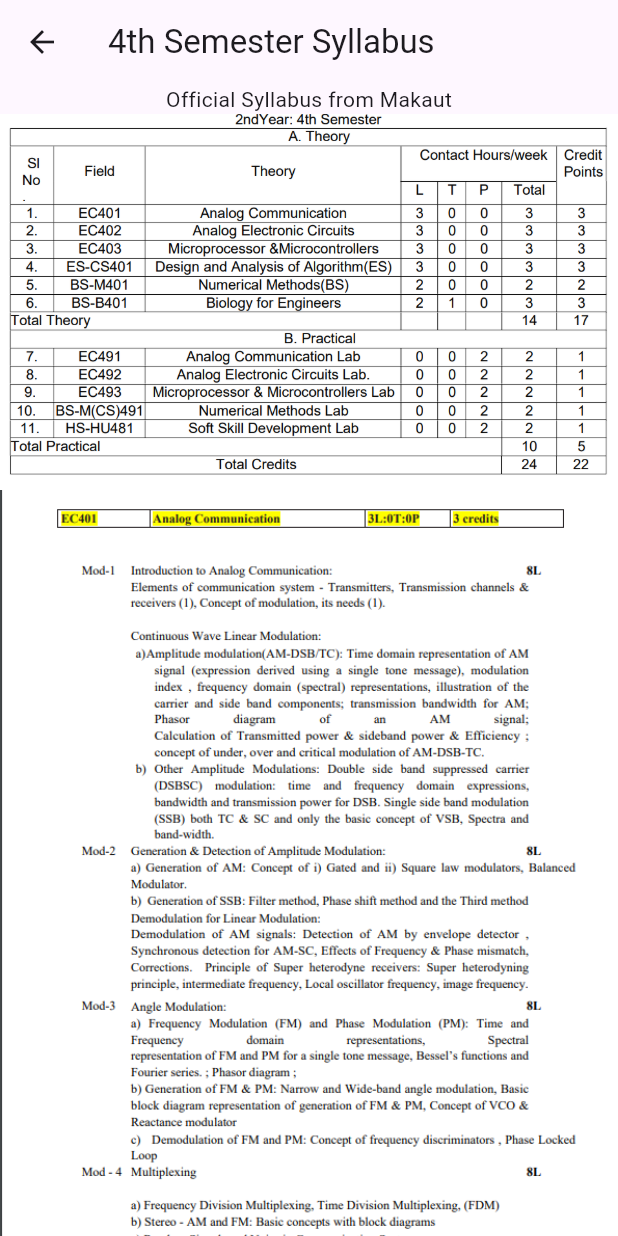
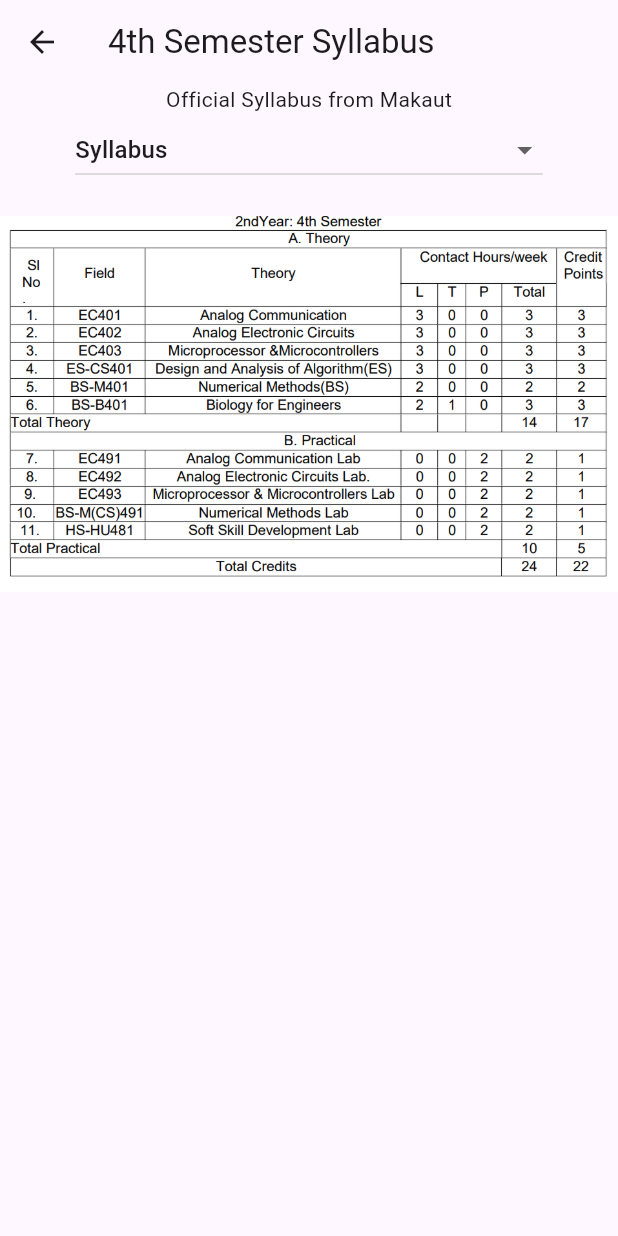
Before and after one commit to Shinjan-saha/ECE-Dept-App, a Flutter app: the Semester4Page screen opened directly, on a phone screen of 412 x 824 dp. Run offline on Flutter 3.47's test engine with Material 3 defaults, Android fonts, the phone set to English and light mode, and no system bars; our stand-ins replace curved_navigation_bar.

Commit message:
4th Sem Done

```diff
--- a/ece/lib/semester_4_page.dart
+++ b/ece/lib/semester_4_page.dart
@@ -1,6 +1,28 @@
 import 'package:flutter/material.dart';
 
-class Semester4Page extends StatelessWidget {
+class Semester4Page extends StatefulWidget {
+  @override
+  _Semester4PageState createState() => _Semester4PageState();
+}
+
+class _Semester4PageState extends State<Semester4Page> {
+  String _selectedOption = 'Syllabus';
+
+  final Map<String, List<String>> _imageGroups = {
+    'Syllabus': ['4thsem.png'],
+    'Analog Communication': ['4thsem1.png', '4thsem2.png'],
+    'Analog Circuit': ['4thsem3.png'],
+    'Microprocessor & Microcontroller': ['4thsem4.png'],
+    'Design & Analysis of Algorithm': ['4thsem5.png', '4thsem6.png'],
+    'Numerical methods(BS)': ['4thsem7.png'],
+    'Biology for Engineers': ['4thsem8.png', '4thsem9.png', '4thsem10.png'],
+    'Analog Commuinctation Lab': ['4thsem11.png'],
+    'Analog Circuit Lab': ['4thsem12.png'],
+    'MicroProccessor & MicroController Lab': ['4thsem13.png'],
+    'Numerical Method Lab': ['4thsem14.png'],
+    'Soft Skill Development Lab': ['4thsem15.png'],
+  };
+
   @override
   Widget build(BuildContext context) {
     return Scaffold(
@@ -11,133 +33,29 @@ class Semester4Page extends StatelessWidget {
         child: Column(
           children: <Widget>[
             Text('Official Syllabus from Makaut'),
-            ListView.builder(
-              shrinkWrap: true,
-              physics: NeverScrollableScrollPhysics(),
-              itemCount: 16, // Display 12 images
-              itemBuilder: (BuildContext context, int index) {
-                if (index == 0) {
-                  return Image.asset(
-                    'asset/4thsem.png',
-                    // height: 200,
-                    width: double.infinity,
-                    fit: BoxFit.cover,
-                  );
-                } else if (index == 1) {
-                  return Image.asset(
-                    'asset/4thsem1.png',
-                    // height: 200,
-                    width: double.infinity,
-                    fit: BoxFit.cover,
-                  );
-                }
-                else if (index == 2) {
-                  return Image.asset(
-                    'asset/4thsem2.png',
-                    // height: 200,
-                    width: double.infinity,
-                    fit: BoxFit.cover,
-                  );
-                }
-                else if (index == 3) {
-                  return Image.asset(
-                    'asset/4thsem3.png',
-                    // height: 200,
-                    width: double.infinity,
-                    fit: BoxFit.cover,
-                  );
-                }
-                else if (index == 4) {
-                  return Image.asset(
-                    'asset/4thsem4.png',
-                    // height: 200,
-                    width: double.infinity,
-                    fit: BoxFit.cover,
-                  );
-                }
-                else if (index == 5) {
-                  return Image.asset(
-                    'asset/4thsem5.png',
-                    // height: 200,
-                    width: double.infinity,
-                    fit: BoxFit.cover,
-                  );
-                }
-                else if (index == 6) {
-                  return Image.asset(
-                    'asset/4thsem6.png',
-                    // height: 200,
-                    width: double.infinity,
-                    fit: BoxFit.cover,
-                  );
-                }
-                else if (index == 7) {
-                  return Image.asset(
-                    'asset/4thsem7.png',
-                    // height: 200,
-                    width: double.infinity,
-                    fit: BoxFit.cover,
-                  );
-                }
-                else if (index == 8) {
-                  return Image.asset(
-                    'asset/4thsem8.png',
-                    // height: 200,
-                    width: double.infinity,
-                    fit: BoxFit.cover,
-                  );
-                }
-                else if (index == 9) {
-                  return Image.asset(
-                    'asset/4thsem10.png',
-                    // height: 200,
-                    width: double.infinity,
-                    fit: BoxFit.cover,
-                  );
-                }
-                else if (index == 10) {
-                  return Image.asset(
-                    'asset/4thsem11.png',
-                    // height: 200,
-                    width: double.infinity,
-                    fit: BoxFit.cover,
-                  );
-                }
-                else if (index == 11) {
-                  return Image.asset(
-                    'asset/4thsem12.png',
-                    // height: 200,
-                    width: double.infinity,
-                    fit: BoxFit.cover,
-                  );
-                }
-                 else if (index == 12) {
-                  return Image.asset(
-                    'asset/4thsem13.png',
-                    // height: 200,
-                    width: double.infinity,
-                    fit: BoxFit.cover,
-                  );
-                }
-                 else if (index == 13) {
-                  return Image.asset(
-                    'asset/4thsem14.png',
-                    // height: 200,
-                    width: double.infinity,
-                    fit: BoxFit.cover,
-                  );
-                }
-                 else if (index == 14) {
-                  return Image.asset(
-                    'asset/4thsem15.png',
-                    // height: 200,
-                    width: double.infinity,
-                    fit: BoxFit.cover,
-                  );
-                }
-
-                return Container(); // Placeholder for other indices
+            DropdownButton<String>(
+              value: _selectedOption,
+              onChanged: (String? newValue) {
+                setState(() {
+                  _selectedOption = newValue!;
+                });
               },
+              items: _imageGroups.keys.map<DropdownMenuItem<String>>((String key) {
+                return DropdownMenuItem<String>(
+                  value: key,
+                  child: Text(key),
+                );
+              }).toList(),
+            ),
+            SizedBox(height: 20),
+            Column(
+              children: _imageGroups[_selectedOption]!
+                  .map((imageName) => Image.asset(
+                        'asset/$imageName',
+                        width: double.infinity,
+                        fit: BoxFit.cover,
+                      ))
+                  .toList(),
             ),
           ],
         ),
```
Also changed, not shown: ece/pubspec.lock.
